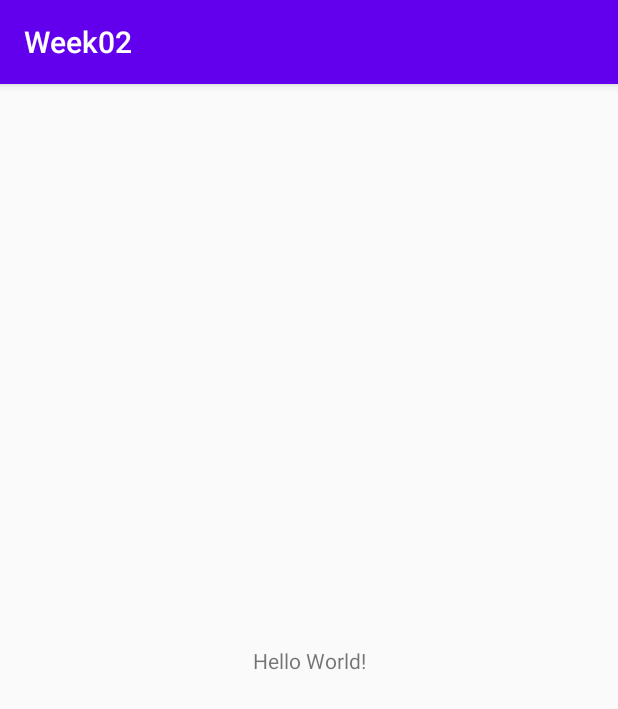
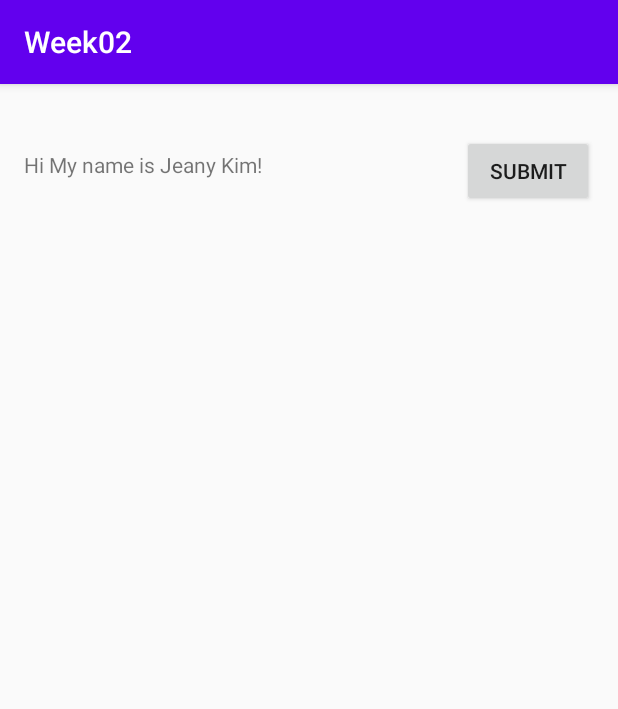
Before and after one commit to taebinjjang/android-basics, an Android app: the screen it shows after launch (MainActivity), on a phone screen of 412 x 824 dp. Shown: the top 709 px of the screen. Run offline under Robolectric (Android 15) with nearby library versions, the phone set to English and light mode, and no system bars.

Commit message:
layout change
just layout is changed

```diff
--- a/Week02/app/src/main/res/layout/activity_main.xml
+++ b/Week02/app/src/main/res/layout/activity_main.xml
@@ -7,12 +7,25 @@
     tools:context=".MainActivity">
 
     <TextView
+        android:id="@+id/textView"
+        android:layout_width="273dp"
+        android:layout_height="30dp"
+        android:layout_marginStart="16dp"
+        android:layout_marginLeft="16dp"
+        android:layout_marginTop="44dp"
+        android:text="Hi My name is Jeany Kim!"
+        app:layout_constraintStart_toStartOf="parent"
+        app:layout_constraintTop_toTopOf="parent" />
+
+    <Button
+        android:id="@+id/button_1"
         android:layout_width="wrap_content"
         android:layout_height="wrap_content"
-        android:text="Hello World!"
-        app:layout_constraintBottom_toBottomOf="parent"
-        app:layout_constraintLeft_toLeftOf="parent"
-        app:layout_constraintRight_toRightOf="parent"
+        android:layout_marginTop="34dp"
+        android:layout_marginEnd="16dp"
+        android:layout_marginRight="16dp"
+        android:text="submit"
+        app:layout_constraintEnd_toEndOf="parent"
         app:layout_constraintTop_toTopOf="parent" />
 
 </androidx.constraintlayout.widget.ConstraintLayout>
```
